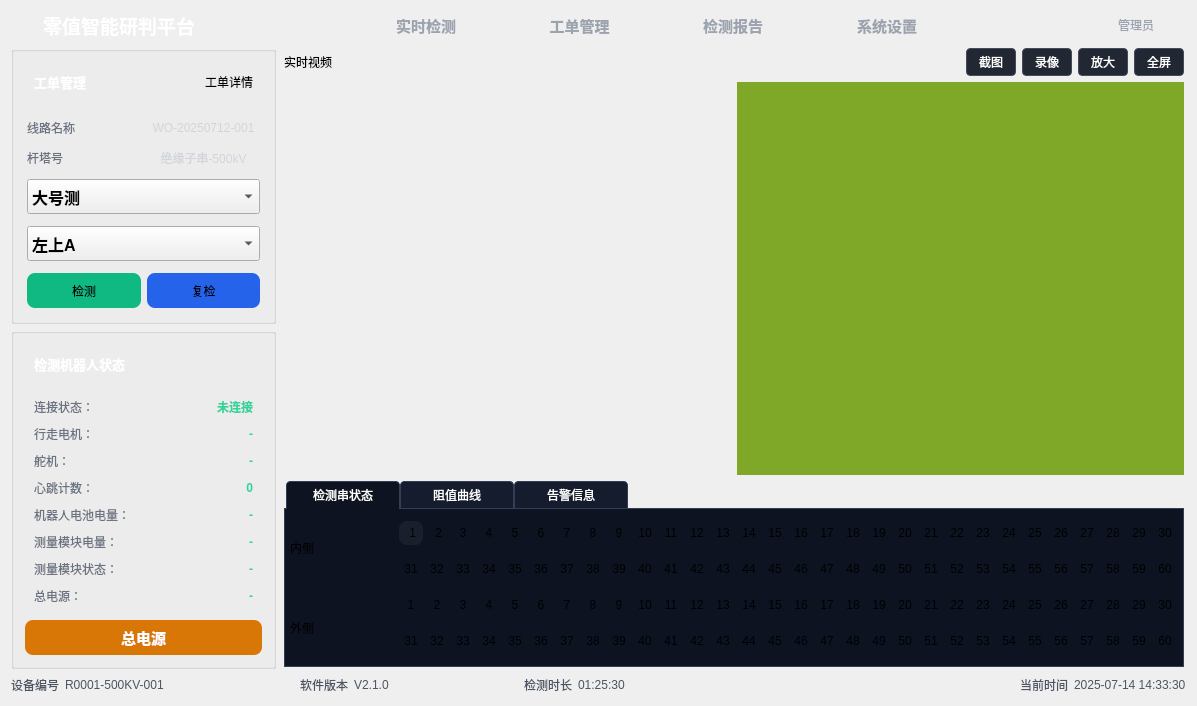
Qt form Insulator_Zero_Value_Detection_Robot/UI/Insulator_Zero_Value_Detection_Robot.ui (yangreest/Zero-value-Insulator-Robot-V2) before a commit.
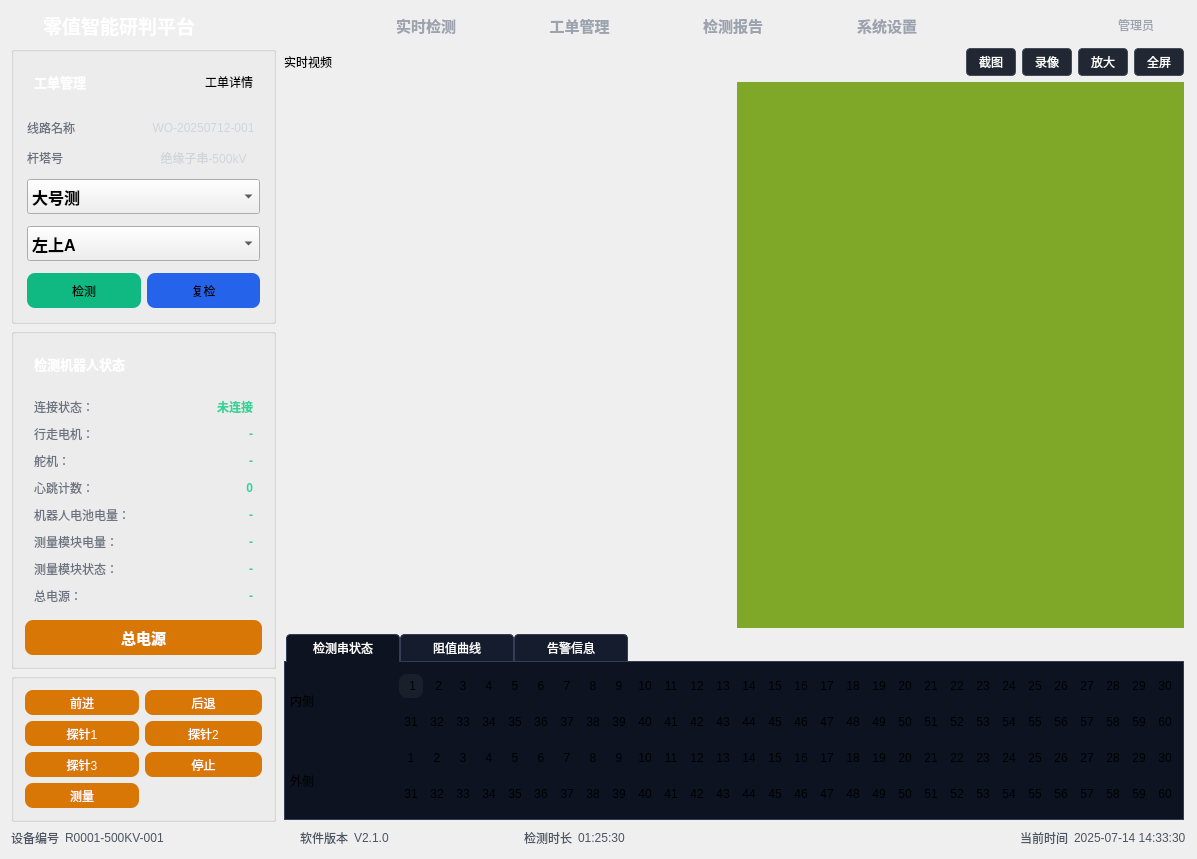
The same form after that commit. The open tabs and pages were chosen to show the change. Icons and pictures are not drawn.

```diff
--- a/Insulator_Zero_Value_Detection_Robot/UI/Insulator_Zero_Value_Detection_Robot.ui
+++ b/Insulator_Zero_Value_Detection_Robot/UI/Insulator_Zero_Value_Detection_Robot.ui
@@ -7,7 +7,7 @@
     <x>0</x>
     <y>0</y>
     <width>1197</width>
-    <height>687</height>
+    <height>836</height>
    </rect>
   </property>
   <property name="windowTitle">
@@ -1037,6 +1037,289 @@
           </layout>
          </widget>
         </item>
+        <item>
+         <widget class="QGroupBox" name="groupBox_7">
+          <property name="title">
+           <string/>
+          </property>
+          <layout class="QFormLayout" name="formLayout">
+           <item row="0" column="0">
+            <widget class="QPushButton" name="pushButton_14">
+             <property name="sizePolicy">
+              <sizepolicy hsizetype="Preferred" vsizetype="Fixed">
+               <horstretch>0</horstretch>
+               <verstretch>0</verstretch>
+              </sizepolicy>
+             </property>
+             <property name="minimumSize">
+              <size>
+               <width>114</width>
+               <height>25</height>
+              </size>
+             </property>
+             <property name="styleSheet">
+              <string notr="true">QPushButton
+{
+	background-color:#D97706;
+	color:#FFFFFF;
+	border:none;
+	border-radius:8px;
+}
+QPushButton:checked {
+    background-color: #4d2a02;
+    color: #FFFFFF;
+	border-radius:8px;
+}
+</string>
+             </property>
+             <property name="text">
+              <string>前进</string>
+             </property>
+             <property name="checkable">
+              <bool>true</bool>
+             </property>
+             <attribute name="buttonGroup">
+              <string notr="true">buttonGroup</string>
+             </attribute>
+            </widget>
+           </item>
+           <item row="0" column="1">
+            <widget class="QPushButton" name="pushButton_15">
+             <property name="sizePolicy">
+              <sizepolicy hsizetype="Preferred" vsizetype="Fixed">
+               <horstretch>0</horstretch>
+               <verstretch>0</verstretch>
+              </sizepolicy>
+             </property>
+             <property name="minimumSize">
+              <size>
+               <width>114</width>
+               <height>25</height>
+              </size>
+             </property>
+             <property name="styleSheet">
+              <string notr="true">QPushButton
+{
+	background-color:#D97706;
+	color:#FFFFFF;
+	border:none;
+	border-radius:8px;
+}
+QPushButton:checked {
+    background-color: #4d2a02;
+    color: #FFFFFF;
+	border-radius:8px;
+}
+</string>
+             </property>
+             <property name="text">
+              <string>后退</string>
+             </property>
+             <property name="checkable">
+              <bool>true</bool>
+             </property>
+             <attribute name="buttonGroup">
+              <string notr="true">buttonGroup</string>
+             </attribute>
+            </widget>
+           </item>
+           <item row="1" column="0">
+            <widget class="QPushButton" name="pushButton_17">
+             <property name="sizePolicy">
+              <sizepolicy hsizetype="Preferred" vsizetype="Fixed">
+               <horstretch>0</horstretch>
+               <verstretch>0</verstretch>
+              </sizepolicy>
+             </property>
+             <property name="minimumSize">
+              <size>
+               <width>114</width>
+               <height>25</height>
+              </size>
+             </property>
+             <property name="styleSheet">
+              <string notr="true">QPushButton
+{
+	background-color:#D97706;
+	color:#FFFFFF;
+	border:none;
+	border-radius:8px;
+}
+QPushButton:checked {
+    background-color: #4d2a02;
+    color: #FFFFFF;
+	border-radius:8px;
+}
+</string>
+             </property>
+             <property name="text">
+              <string>探针1</string>
+             </property>
+             <property name="checkable">
+              <bool>true</bool>
+             </property>
+             <attribute name="buttonGroup">
+              <string notr="true">buttonGroup</string>
+             </attribute>
+            </widget>
+           </item>
+           <item row="1" column="1">
+            <widget class="QPushButton" name="pushButton_25">
+             <property name="sizePolicy">
+              <sizepolicy hsizetype="Preferred" vsizetype="Fixed">
+               <horstretch>0</horstretch>
+               <verstretch>0</verstretch>
+              </sizepolicy>
+             </property>
+             <property name="minimumSize">
+              <size>
+               <width>114</width>
+               <height>25</height>
+              </size>
+             </property>
+             <property name="styleSheet">
+              <string notr="true">QPushButton
+{
+	background-color:#D97706;
+	color:#FFFFFF;
+	border:none;
+	border-radius:8px;
+}
+QPushButton:checked {
+    background-color: #4d2a02;
+    color: #FFFFFF;
+	border-radius:8px;
+}
+</string>
+             </property>
+             <property name="text">
+              <string>探针2</string>
+             </property>
+             <property name="checkable">
+              <bool>true</bool>
+             </property>
+             <attribute name="buttonGroup">
+              <string notr="true">buttonGroup</string>
+             </attribute>
+            </widget>
+           </item>
+           <item row="2" column="0">
+            <widget class="QPushButton" name="pushButton_27">
+             <property name="sizePolicy">
+              <sizepolicy hsizetype="Preferred" vsizetype="Fixed">
+               <horstretch>0</horstretch>
+               <verstretch>0</verstretch>
+              </sizepolicy>
+             </property>
+             <property name="minimumSize">
+              <size>
+               <width>114</width>
+               <height>25</height>
+              </size>
+             </property>
+             <property name="styleSheet">
+              <string notr="true">QPushButton
+{
+	background-color:#D97706;
+	color:#FFFFFF;
+	border:none;
+	border-radius:8px;
+}
+QPushButton:checked {
+    background-color: #4d2a02;
+    color: #FFFFFF;
+	border-radius:8px;
+}
+</string>
+             </property>
+             <property name="text">
+              <string>探针3</string>
+             </property>
+             <property name="checkable">
+              <bool>true</bool>
+             </property>
+             <attribute name="buttonGroup">
+              <string notr="true">buttonGroup</string>
+             </attribute>
+            </widget>
+           </item>
+           <item row="2" column="1">
+            <widget class="QPushButton" name="pushButton_26">
+             <property name="sizePolicy">
+              <sizepolicy hsizetype="Preferred" vsizetype="Fixed">
+               <horstretch>0</horstretch>
+               <verstretch>0</verstretch>
+              </sizepolicy>
+             </property>
+             <property name="minimumSize">
+              <size>
+               <width>114</width>
+               <height>25</height>
+              </size>
+             </property>
+             <property name="styleSheet">
+              <string notr="true">QPushButton
+{
+	background-color:#D97706;
+	color:#FFFFFF;
+	border:none;
+	border-radius:8px;
+}
+QPushButton:checked {
+    background-color: #4d2a02;
+    color: #FFFFFF;
+	border-radius:8px;
+}
+</string>
+             </property>
+             <property name="text">
+              <string>停止</string>
+             </property>
+             <property name="checkable">
+              <bool>true</bool>
+             </property>
+             <attribute name="buttonGroup">
+              <string notr="true">buttonGroup</string>
+             </attribute>
+            </widget>
+           </item>
+           <item row="3" column="0">
+            <widget class="QPushButton" name="pushButton_28">
+             <property name="minimumSize">
+              <size>
+               <width>114</width>
+               <height>25</height>
+              </size>
+             </property>
+             <property name="styleSheet">
+              <string notr="true">QPushButton
+{
+	background-color:#D97706;
+	color:#FFFFFF;
+	border:none;
+	border-radius:8px;
+}
+QPushButton:checked {
+    background-color: #4d2a02;
+    color: #FFFFFF;
+	border-radius:8px;
+}
+</string>
+             </property>
+             <property name="text">
+              <string>测量</string>
+             </property>
+             <property name="checkable">
+              <bool>true</bool>
+             </property>
+             <attribute name="buttonGroup">
+              <string notr="true">buttonGroup</string>
+             </attribute>
+            </widget>
+           </item>
+          </layout>
+         </widget>
+        </item>
         <item>
          <spacer name="verticalSpacer">
           <property name="orientation">
```
Left out of the diff: 3 changed lines with no effect on the pictures.
